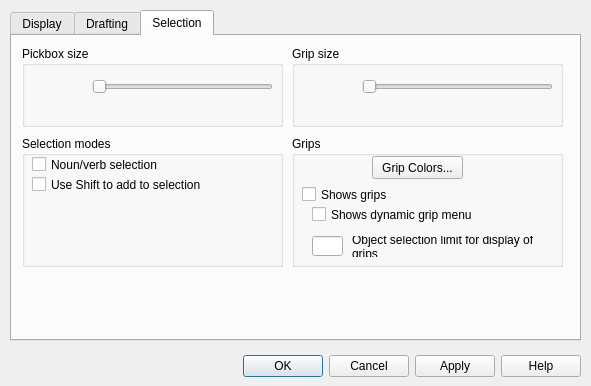
The window that qad_options.ui (geosim/QAD) describes before a commit, drawn with Qt 5.
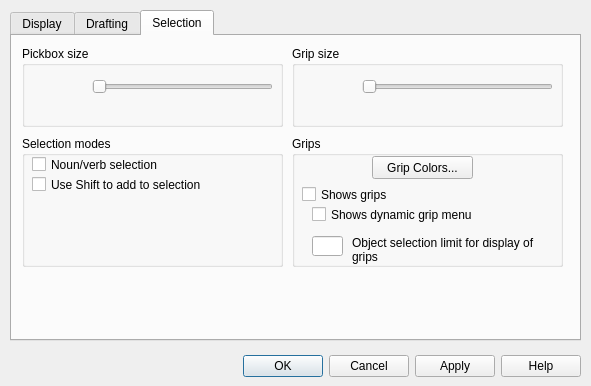
The same window after the commit. The open tabs and pages were chosen to show the change.

Patch:
```diff
--- a/qad_options.ui
+++ b/qad_options.ui
@@ -10,9 +10,27 @@
     <height>386</height>
    </rect>
   </property>
+  <property name="minimumSize">
+   <size>
+    <width>591</width>
+    <height>386</height>
+   </size>
+  </property>
+  <property name="maximumSize">
+   <size>
+    <width>591</width>
+    <height>386</height>
+   </size>
+  </property>
   <property name="windowTitle">
    <string>QAD - Options</string>
   </property>
+  <property name="sizeGripEnabled">
+   <bool>false</bool>
+  </property>
+  <property name="modal">
+   <bool>false</bool>
+  </property>
   <widget class="QDialogButtonBox" name="buttonBox">
    <property name="geometry">
     <rect>
@@ -38,6 +56,12 @@
      <height>331</height>
     </rect>
    </property>
+   <property name="maximumSize">
+    <size>
+     <width>16777215</width>
+     <height>16777215</height>
+    </size>
+   </property>
    <property name="currentIndex">
     <number>1</number>
    </property>
@@ -695,7 +719,7 @@
        <rect>
         <x>10</x>
         <y>20</y>
-        <width>221</width>
+        <width>241</width>
         <height>17</height>
        </rect>
       </property>
@@ -711,7 +735,7 @@
        <rect>
         <x>10</x>
         <y>40</y>
-        <width>221</width>
+        <width>241</width>
         <height>17</height>
        </rect>
       </property>
@@ -740,7 +764,7 @@
        <rect>
         <x>80</x>
         <y>20</y>
-        <width>91</width>
+        <width>101</width>
         <height>23</height>
        </rect>
       </property>
@@ -756,7 +780,7 @@
        <rect>
         <x>10</x>
         <y>50</y>
-        <width>221</width>
+        <width>251</width>
         <height>17</height>
        </rect>
       </property>
@@ -772,7 +796,7 @@
        <rect>
         <x>20</x>
         <y>70</y>
-        <width>211</width>
+        <width>241</width>
         <height>17</height>
        </rect>
       </property>
@@ -801,8 +825,8 @@
        <rect>
         <x>60</x>
         <y>100</y>
-        <width>191</width>
-        <height>21</height>
+        <width>201</width>
+        <height>31</height>
        </rect>
       </property>
       <property name="toolTip">
@@ -811,6 +835,9 @@
       <property name="text">
        <string>Object selection limit for display of grips</string>
       </property>
+      <property name="alignment">
+       <set>Qt::AlignLeading|Qt::AlignLeft|Qt::AlignTop</set>
+      </property>
       <property name="wordWrap">
        <bool>true</bool>
       </property>
```
Left out of the diff: 33 changed lines with no effect on the pictures.
